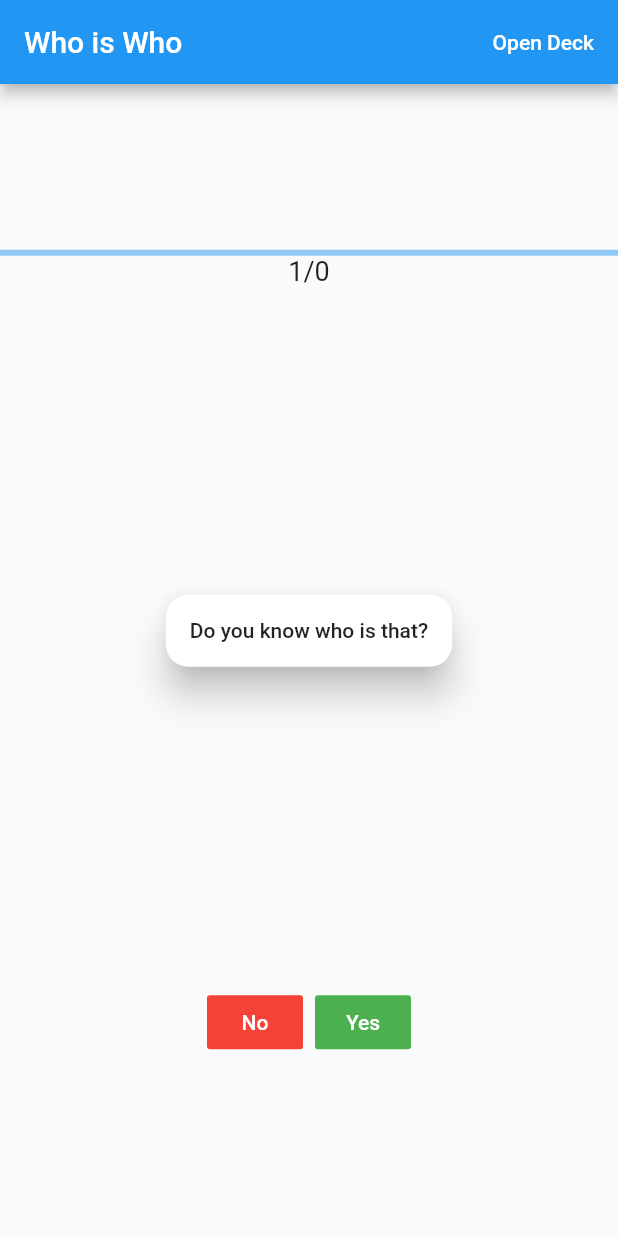
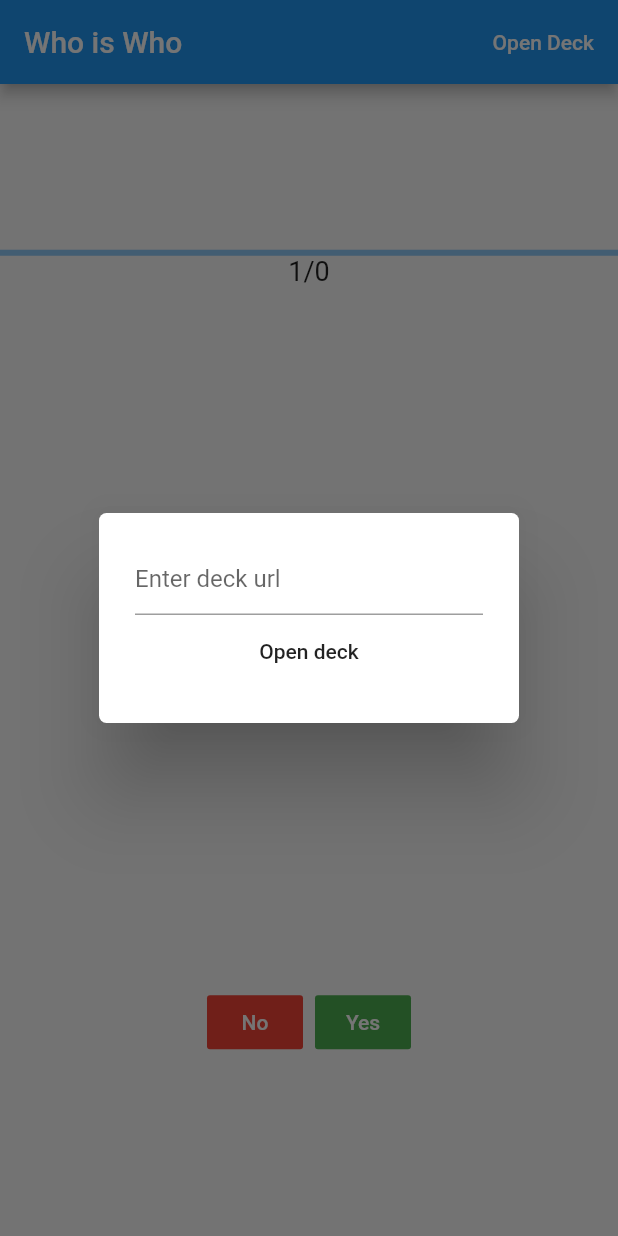
Before and after one commit to flabbet/WhoIsWho-Game, a Flutter app: the screen it shows after launch, on a phone screen of 412 x 824 dp. Run offline on Flutter 3.47's test engine with Material 2 defaults, Android fonts, the phone set to English and light mode, and no system bars; drawn by our look-alikes of flip_card.

Commit message:
Added deck choose on start

```diff
--- a/who_is_who/lib/main.dart
+++ b/who_is_who/lib/main.dart
@@ -7,6 +7,7 @@ import 'package:flip_card/flip_card.dart';
 import 'package:flutter/cupertino.dart';
 import 'package:flutter/material.dart';
 import 'package:flutter/painting.dart';
+import 'package:flutter/scheduler.dart';
 import 'package:path_provider/path_provider.dart';
 import 'package:who_is_who/popups.dart';
 import 'package:http/http.dart' as http;
@@ -54,16 +55,19 @@ class _GameHomePageState extends State<GameHomePage> {
 
   @override
   void initState() {
-    setState(() {
-      getDeckFromUrl(
-          "https://github.com/flabbet/WhoIsWho-Game/blob/master/decks/PolishMonarchs.deck?raw=true");
-    });
+    SchedulerBinding.instance.addPostFrameCallback((_) =>
+        showDialog(
+            context: context,
+            builder: (BuildContext context) {
+              return Popups.openDeckPopup(context, getDeckFromUrl);
+            }));
     if (_questionsCount > 0) {
       Timer(Duration(milliseconds: 10), updateStopwatch);
       stopwatch.start();
     }
     super.initState();
   }
+
 
   void loadDeckJson(String path) {
     JSONLoader.loadJSON(path).then((json) {
@@ -80,7 +84,7 @@ class _GameHomePageState extends State<GameHomePage> {
       currentPersonIndex = 0;
       goodAnswers = 0;
       _elapsedTime = 0;
-      if(tappedAgain){
+      if (tappedAgain) {
         cardKey.currentState.toggleCard();
       }
       tappedAgain = false;
@@ -177,7 +181,8 @@ class _GameHomePageState extends State<GameHomePage> {
           ..createSync(recursive: true)
           ..writeAsBytesSync(data);
       } else {
-        Directory(path + '/out/' + filename)..create(recursive: true);
+        Directory(path + '/out/' + filename)
+          ..create(recursive: true);
       }
     }
     return rootDirName;
@@ -275,7 +280,8 @@ class _GameHomePageState extends State<GameHomePage> {
                             tappedAgain
                                 ? cardItems[currentPersonIndex].description
                                 : "",
-                            style: TextStyle(fontSize: 22, color: Colors.white70)),
+                            style: TextStyle(fontSize: 22,
+                                color: Colors.white70)),
                       )
                     ],
                   ),
```
Lines whose indentation alone changed are shown as unchanged.
